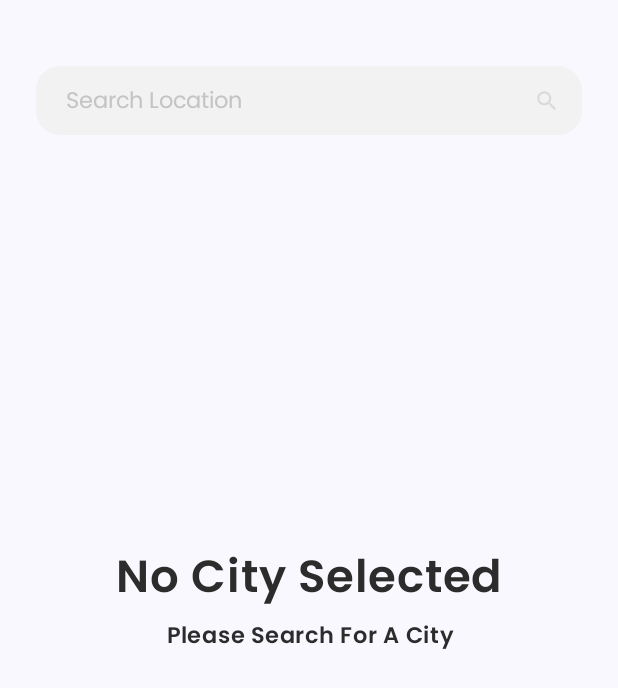
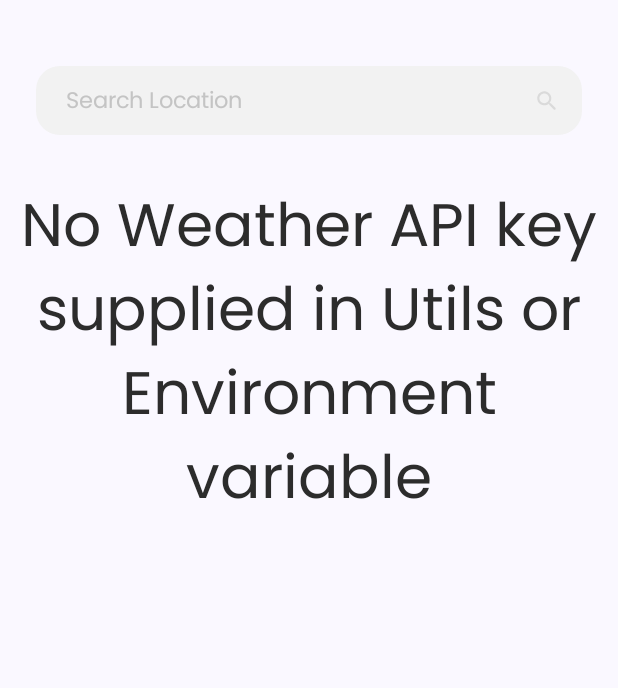
Before and after one commit to truelyyours/Weather-Tracker, an Android app built with Jetpack Compose: the screen it shows after launch (MainActivity), on a phone screen of 412 x 824 dp. Shown: the top 688 px of the screen. Run offline under Robolectric (Android 15) with nearby library versions, the phone set to English and light mode, and no system bars; our stand-ins replace Dagger/Hilt's generated code.

```diff
--- a/app/src/main/java/com/example/weathertracker/MainActivity.kt
+++ b/app/src/main/java/com/example/weathertracker/MainActivity.kt
@@ -1,66 +1,36 @@
 package com.example.weathertracker
 
-import android.content.ContentResolver
-import android.content.Context
 import android.os.Bundle
-import android.provider.Settings.Global.getString
 import android.util.Log
 import androidx.activity.ComponentActivity
 import androidx.activity.compose.setContent
 import androidx.activity.enableEdgeToEdge
-import androidx.compose.foundation.background
 import androidx.compose.foundation.gestures.detectTapGestures
 import androidx.compose.foundation.layout.Column
 import androidx.compose.foundation.layout.Spacer
 import androidx.compose.foundation.layout.fillMaxSize
 import androidx.compose.foundation.layout.height
 import androidx.compose.foundation.layout.padding
-import androidx.compose.foundation.shape.CornerSize
-import androidx.compose.foundation.shape.RoundedCornerShape
-import androidx.compose.foundation.text.input.rememberTextFieldState
-import androidx.compose.material.icons.Icons
-import androidx.compose.material.icons.filled.Search
-import androidx.compose.material3.ExperimentalMaterial3Api
-import androidx.compose.material3.Icon
 import androidx.compose.material3.Scaffold
-import androidx.compose.material3.SearchBar
-import androidx.compose.material3.SearchBarDefaults
 import androidx.compose.material3.Text
-import androidx.compose.runtime.Composable
-import androidx.compose.runtime.LaunchedEffect
 import androidx.compose.runtime.collectAsState
-import androidx.compose.runtime.getValue
-import androidx.compose.runtime.mutableStateOf
-import androidx.compose.runtime.remember
-import androidx.compose.runtime.setValue
 import androidx.compose.ui.Alignment
 import androidx.compose.ui.Modifier
-import androidx.compose.ui.draw.clip
-import androidx.compose.ui.graphics.Color
 import androidx.compose.ui.input.pointer.pointerInput
-import androidx.compose.ui.platform.LocalDensity
 import androidx.compose.ui.platform.LocalFocusManager
 import androidx.compose.ui.text.TextStyle
-import androidx.compose.ui.text.font.FontWeight
 import androidx.compose.ui.text.style.TextAlign
-import androidx.compose.ui.tooling.preview.Preview
-import androidx.compose.ui.unit.TextUnit
 import androidx.compose.ui.unit.dp
 import androidx.compose.ui.unit.sp
 import androidx.hilt.navigation.compose.hiltViewModel
-import com.example.network.ApiService
 import com.example.network.RetrofitClient
-import com.example.network.data.WeatherInfo
 import com.example.weathertracker.composeutil.LocationWeatherDetails
 import com.example.weathertracker.composeutil.NoCitySelected
 import com.example.weathertracker.composeutil.SearchBox
-import com.example.weathertracker.ui.theme.BackgroundGray
 import com.example.weathertracker.ui.theme.CustomBlack
-import com.example.weathertracker.ui.theme.LightGray
 import com.example.weathertracker.ui.theme.PoppinsFontFamily
 import com.example.weathertracker.ui.theme.WeatherTrackerTheme
 import com.example.weathertracker.viewmodel.SearchBoxViewModel
-import com.example.weathertracker.viewmodel.WeatherInfoViewModel
 import dagger.hilt.android.AndroidEntryPoint
 import javax.inject.Inject
 
@@ -78,7 +48,6 @@ class MainActivity : ComponentActivity() {
             WeatherTrackerTheme {
 
                 val searchBoxViewModel: SearchBoxViewModel = hiltViewModel()
-                val weatherInfoViewModel: WeatherInfoViewModel = hiltViewModel()
                 val focusManager = LocalFocusManager.current
 
                 Scaffold(modifier = Modifier.fillMaxSize()) { innerPadding ->
@@ -91,6 +60,10 @@ class MainActivity : ComponentActivity() {
                         horizontalAlignment = Alignment.CenterHorizontally) {
                         Spacer(Modifier.height(44.dp))
                         SearchBox(searchBoxViewModel)
+                        if (Utils.getWeatherAppApiKey().isEmpty()) {
+                            Text(text = "No Weather API key supplied in Utils or Environment variable", fontFamily = PoppinsFontFamily, style = TextStyle(fontSize = 40.sp), color = CustomBlack, textAlign = TextAlign.Center)
+                        return@Column
+                        }
                         Log.i("MainActivity::", "SearboxModelUIState: " + (searchBoxViewModel.uiState.collectAsState().value == SearchBoxViewModel.ScreenState.Empty))
                         if (searchBoxViewModel.uiState.collectAsState().value == SearchBoxViewModel.ScreenState.Empty) {
                             LocalFocusManager.current.clearFocus()
--- a/app/src/main/java/com/example/weathertracker/viewmodel/WeatherInfoViewModel.kt
+++ b/app/src/main/java/com/example/weathertracker/viewmodel/WeatherInfoViewModel.kt
@@ -43,14 +43,14 @@ class WeatherInfoViewModel @Inject constructor(
             Log.e("LocationWeatherDetails::", "Generic Error $code && $errorMessage")
             _internalState.update {
                 return@update WeatherInfoLoadingState.Error(
-                    message = errorMessage + code.toString()
+                    message = errorMessage ?: "Unknown Error"
                 )
             }
         }.onFailure { exception ->
             Log.e("LocationWeatherDetails:: ", exception.message.toString())
             _internalState.update {
                 return@update WeatherInfoLoadingState.Error(
-                    message = exception.message ?: "Unknown error"
+                    message = "No Network Connection"
                 )
             }
         }
```
Also changed, not shown: network/src/main/java/com/example/network/RetrofitClient.kt (+15 -6 lines).
